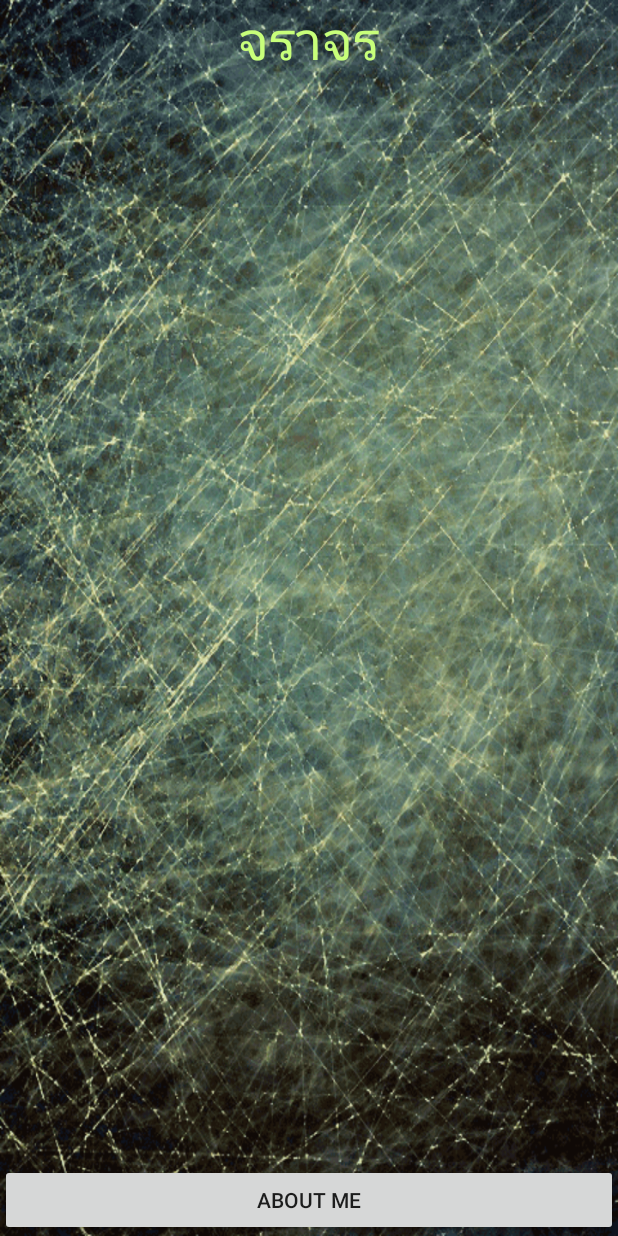
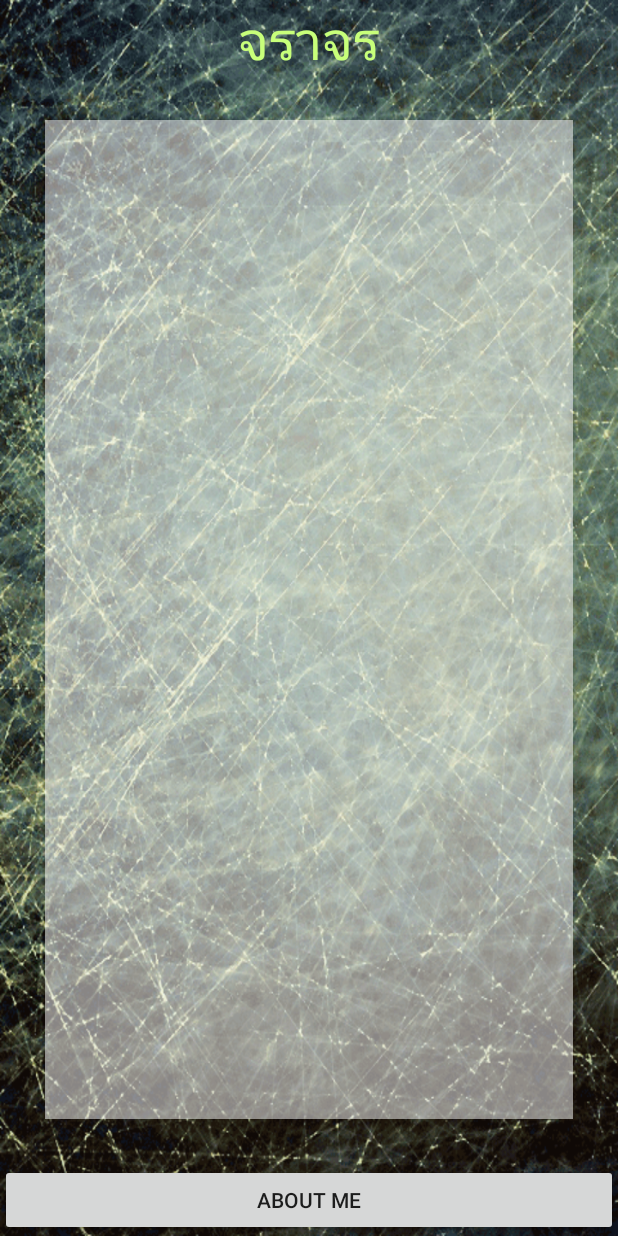
Before and after one commit to songwisit/BU_Traffic, an Android app: the screen it shows after launch (MainActivity), on a phone screen of 412 x 824 dp. Run offline under Robolectric (Android 15) with nearby library versions, the phone set to English and light mode, and no system bars.

Commit message:
Sound Effect Successful

```diff
--- a/app/src/main/java/bu/songwisit/butraffic/MainActivity.java
+++ b/app/src/main/java/bu/songwisit/butraffic/MainActivity.java
@@ -1,13 +1,47 @@
 package bu.songwisit.butraffic;
 
+import android.media.MediaPlayer;
 import android.support.v7.app.AppCompatActivity;
 import android.os.Bundle;
+import android.view.View;
+import android.widget.Button;
+import android.widget.ListView;
 
 public class MainActivity extends AppCompatActivity {
+
+    private ListView trafficListView;
+    private Button aboutMeButton;
 
     @Override
     protected void onCreate(Bundle savedInstanceState) {
         super.onCreate(savedInstanceState);
         setContentView(R.layout.activity_main);
+
+        //Bind Widget
+        bindWidget();
+
+        //Button Controller
+        buttonController();
+
+    } // Main Method
+
+    private void buttonController() {
+       aboutMeButton.setOnClickListener(new View.OnClickListener() {
+           @Override
+           public void onClick(View view) {
+
+               //Sound Effect
+               MediaPlayer buttonPlayer = MediaPlayer.create(getBaseContext(), R.raw.cow);
+               buttonPlayer.start();
+
+               //Intent to WebView
+           }
+       });
     }
-}
+
+    private void bindWidget() {
+        trafficListView = (ListView) findViewById(R.id.listView);
+        aboutMeButton = (Button) findViewById(R.id.button);
+    }
+
+}   // Main Class
--- a/app/src/main/res/layout/activity_main.xml
+++ b/app/src/main/res/layout/activity_main.xml
@@ -25,7 +25,8 @@
             android:layout_width="match_parent"
             android:layout_height="match_parent"
             android:id="@+id/listView"
-            android:layout_margin="30dp" />
+            android:layout_margin="30dp"
+            android:background="#82ffffff" />
 
     </LinearLayout>
 
```
